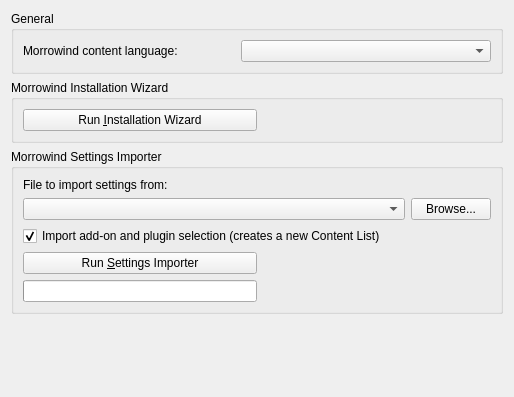
First picture: the form in files/ui/settingspage.ui, repository nikamigaming-create/nikami-openmw-lab, before the edit.
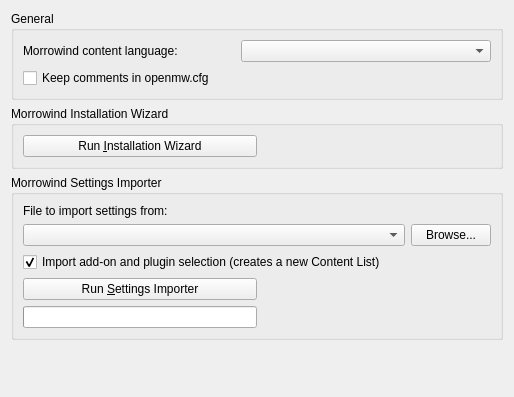
Second picture: the form after the edit.

Commit message:
Allow comments (lines starting with # character) and blank lines in openmw.cfg.  Should resolve Feature #2535.
- controlled via a checkbox in launcher settings

Diff of the .ui file:
```diff
--- a/files/ui/settingspage.ui
+++ b/files/ui/settingspage.ui
@@ -40,6 +40,16 @@
         </property>
        </widget>
       </item>
+      <item row="1" column="0">
+       <widget class="QCheckBox" name="saveCommentsCheckBox">
+        <property name="text">
+         <string>Keep comments in openmw.cfg</string>
+        </property>
+        <property name="checked">
+         <bool>false</bool>
+        </property>
+       </widget>
+      </item>
      </layout>
     </widget>
    </item>
```
The commit also changes 4 other files.
